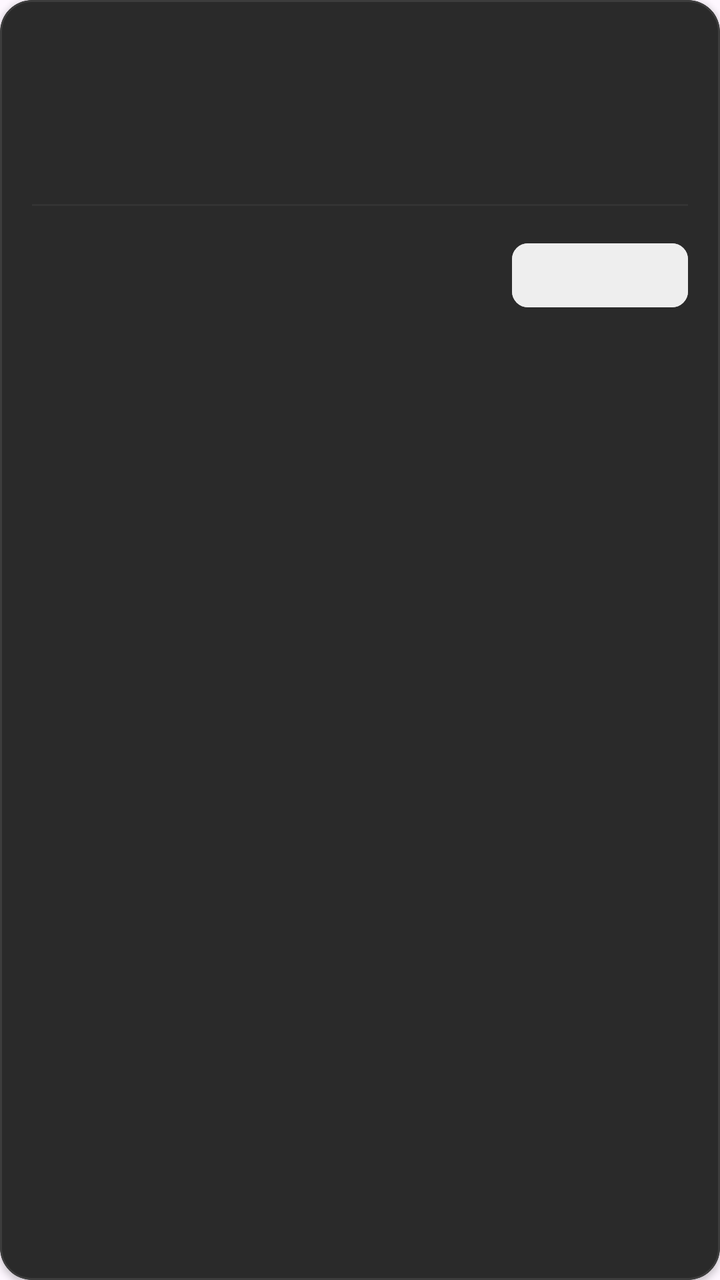
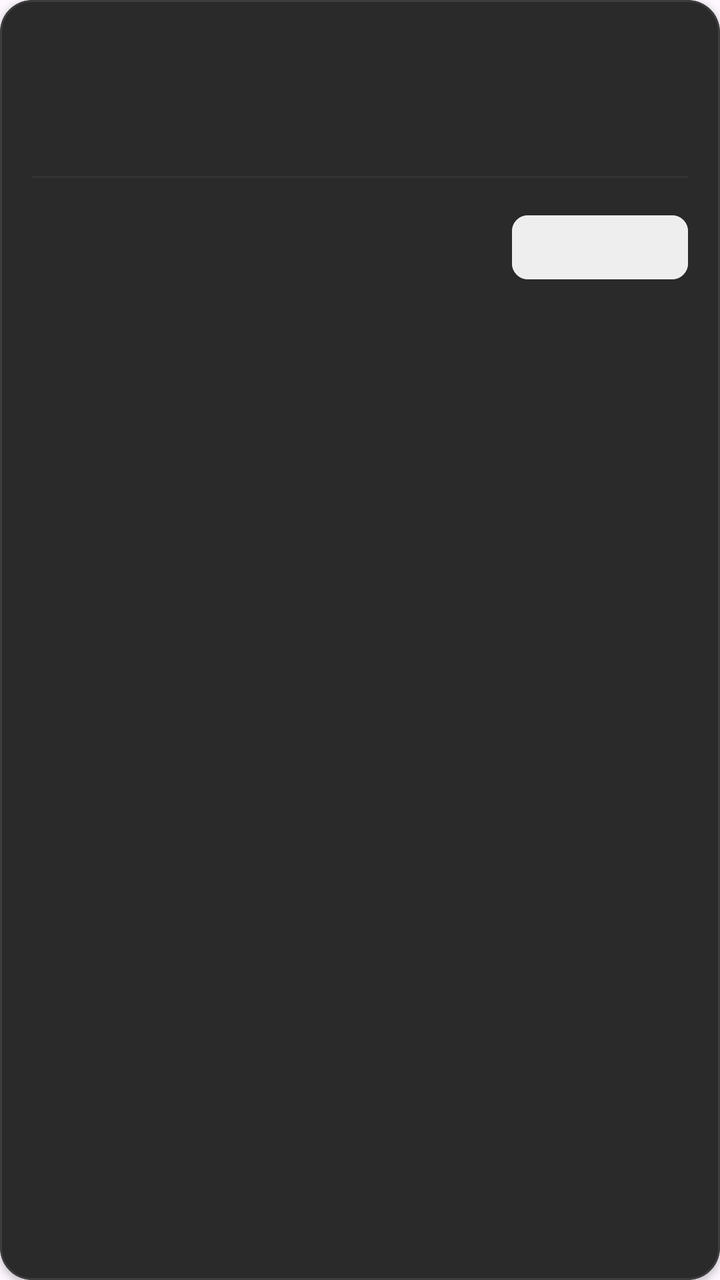

Compare the two renders of this Android layout. The source of the first and the diff that turns it into the second are given below.
<!-- AndroidManifest.xml: application theme Theme.MyWay -->
<!-- res/layout/item_trip.xml -->
<?xml version="1.0" encoding="utf-8"?>
<com.google.android.material.card.MaterialCardView
    xmlns:android="http://schemas.android.com/apk/res/android"
    xmlns:app="http://schemas.android.com/apk/res-auto"
    android:id="@+id/cardTrip"
    android:layout_width="match_parent"
    android:layout_height="wrap_content"
    android:layout_marginHorizontal="16dp"
    android:layout_marginVertical="6dp"
    android:clickable="true"
    android:focusable="true"
    app:cardBackgroundColor="@color/colorCard"
    app:cardCornerRadius="16dp"
    app:cardElevation="2dp"
    app:strokeColor="@color/colorCardBorder"
    app:strokeWidth="1dp">

    <LinearLayout
        android:layout_width="match_parent"
        android:layout_height="wrap_content"
        android:orientation="vertical"
        android:padding="16dp">

        <LinearLayout
            android:layout_width="match_parent"
            android:layout_height="wrap_content"
            android:orientation="horizontal"
            android:gravity="center_vertical"
            android:layout_marginBottom="10dp">

            <TextView
                android:id="@+id/tvRoute"
                android:layout_width="0dp"
                android:layout_height="wrap_content"
                android:layout_weight="1"
                android:textSize="17sp"
                android:textStyle="bold"
                android:textColor="@color/colorPrimaryText"
                android:maxLines="1"
                android:ellipsize="end"
                android:layout_marginEnd="8dp"/>

            <TextView
                android:id="@+id/tvCategory"
                android:layout_width="wrap_content"
                android:layout_height="wrap_content"
                android:textSize="10sp"
                android:textStyle="bold"
                android:textColor="#FFFFFF"
                android:paddingHorizontal="10dp"
                android:paddingVertical="4dp"/>

        </LinearLayout>

        <TextView
            android:id="@+id/tvDateTime"
            android:layout_width="wrap_content"
            android:layout_height="wrap_content"
            android:textSize="13sp"
            android:textColor="@color/colorSecondaryText"
            android:layout_marginBottom="4dp"/>

        <TextView
            android:id="@+id/tvDriverInfo"
            android:layout_width="wrap_content"
            android:layout_height="wrap_content"
            android:textSize="13sp"
            android:textColor="@color/colorSecondaryText"
            android:layout_marginBottom="14dp"/>

        <View
            android:layout_width="match_parent"
            android:layout_height="1dp"
            android:background="@color/colorDivider"
            android:layout_marginBottom="12dp"/>

        <LinearLayout
            android:layout_width="match_parent"
            android:layout_height="wrap_content"
            android:orientation="horizontal"
            android:gravity="center_vertical">

            <LinearLayout
                android:layout_width="0dp"
                android:layout_height="wrap_content"
                android:layout_weight="1"
                android:orientation="vertical">

                <TextView
                    android:id="@+id/tvPrice"
                    android:layout_width="wrap_content"
                    android:layout_height="wrap_content"
                    android:textSize="20sp"
                    android:textStyle="bold"
                    android:textColor="@color/colorPriceText"/>

                <TextView
                    android:id="@+id/tvSeats"
                    android:layout_width="wrap_content"
                    android:layout_height="wrap_content"
                    android:textSize="12sp"
                    android:textColor="@color/colorSeatsText"
                    android:layout_marginTop="2dp"/>

            </LinearLayout>

            <com.google.android.material.button.MaterialButton
                android:id="@+id/btnBook"
                android:layout_width="wrap_content"
                android:layout_height="40dp"
                android:paddingHorizontal="20dp"
                android:textSize="13sp"
                android:textStyle="bold"
                android:textAllCaps="false"
                app:cornerRadius="8dp"
                android:backgroundTint="@color/colorButton"
                android:textColor="@color/colorButtonText"/>

        </LinearLayout>

    </LinearLayout>

</com.google.android.material.card.MaterialCardView>
<!-- resources referenced by this layout -->
<resources>
  <color name="colorButton">#EEEEEE</color>
  <color name="colorButtonText">#111111</color>
  <color name="colorCard">#2A2A2A</color>
  <color name="colorCardBorder">#3D3D3D</color>
  <color name="colorDivider">#333333</color>
  <color name="colorPriceText">#66BB6A</color>
  <color name="colorPrimaryText">#EEEEEE</color>
  <color name="colorSeatsText">#FF7043</color>
  <color name="colorSecondaryText">#AAAAAA</color>
  <style name="Theme.MyWay" parent="Theme.Material3.DayNight.NoActionBar">
      </style>
</resources>

<!-- the commit's change to res/layout/item_trip.xml (unified diff, before → after) -->
@@ -58,7 +58,7 @@
             android:layout_height="wrap_content"
             android:textSize="13sp"
             android:textColor="@color/colorSecondaryText"
-            android:layout_marginBottom="4dp"/>
+            android:layout_marginBottom="2dp"/>
 
         <TextView
             android:id="@+id/tvDriverInfo"
@@ -66,7 +66,16 @@
             android:layout_height="wrap_content"
             android:textSize="13sp"
             android:textColor="@color/colorSecondaryText"
-            android:layout_marginBottom="14dp"/>
+            android:layout_marginBottom="2dp"/>
+
+        <TextView
+            android:id="@+id/tvDriverRating"
+            android:layout_width="wrap_content"
+            android:layout_height="wrap_content"
+            android:textSize="12sp"
+            android:textColor="#FFAA00"
+            android:layout_marginBottom="14dp"
+            android:visibility="gone"/>
 
         <View
             android:layout_width="match_parent"
